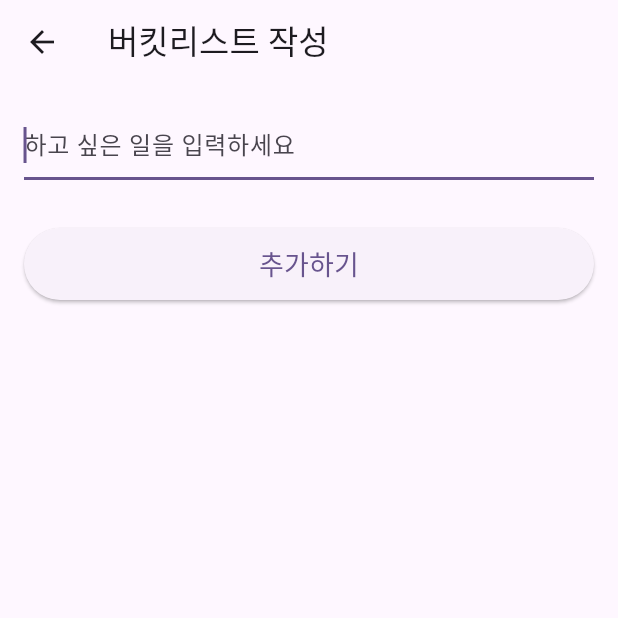
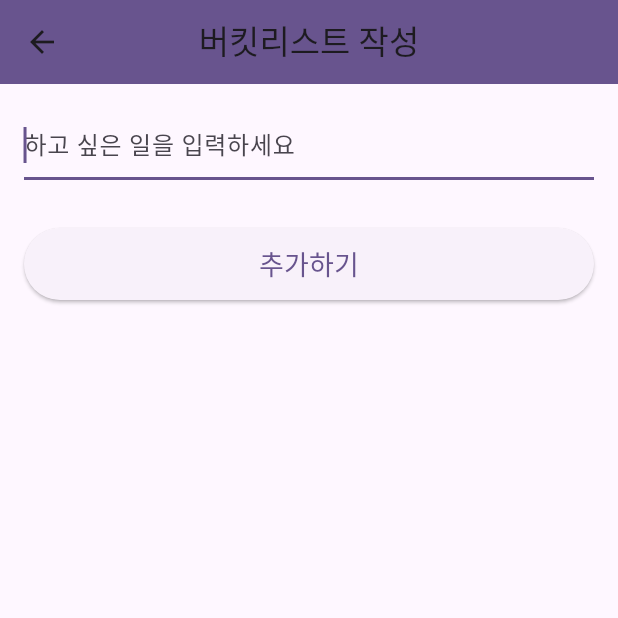
Before and after one commit to owen151128/flutter_study, a Flutter app: the screen it shows after launch, after a tap on the "add" icon, on a phone screen of 412 x 824 dp, the top half of it. Run offline on Flutter 3.47's test engine with Material 3 defaults, Android fonts, the phone set to English and light mode, and no system bars.

Commit message:
feat(appbar): Add bucket list app bar bg color

```diff
--- a/bucket_list/lib/screens/create/create_page.dart
+++ b/bucket_list/lib/screens/create/create_page.dart
@@ -13,7 +13,11 @@ class _CreatePageState extends State<CreatePage> {
 
   @override
   Widget build(BuildContext context) => Scaffold(
-    appBar: AppBar(title: Text("버킷리스트 작성")),
+    appBar: AppBar(
+      title: Text("버킷리스트 작성"),
+      centerTitle: true,
+      backgroundColor: Theme.of(context).primaryColor,
+    ),
     body: Padding(
       padding: const EdgeInsets.all(16),
       child: Column(
--- a/bucket_list/lib/screens/home/home_page.dart
+++ b/bucket_list/lib/screens/home/home_page.dart
@@ -15,7 +15,11 @@ class _HomePageState extends State<HomePage> {
 
   @override
   Widget build(BuildContext context) => Scaffold(
-    appBar: AppBar(title: Text("버킷 리스트")),
+    appBar: AppBar(
+      title: Text("버킷 리스트"),
+      centerTitle: true,
+      backgroundColor: Theme.of(context).primaryColor,
+    ),
     body: bucketList.isEmpty
         ? Center(child: Text("버킷 리스트를 작성해 주세요."))
         : ListView.builder(
```
